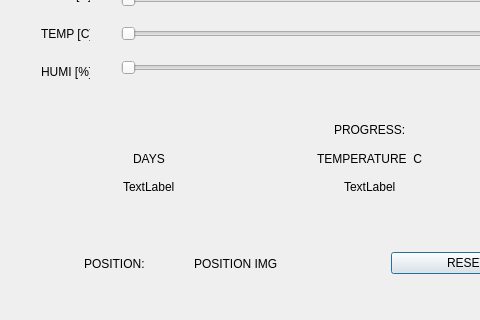
This is dialog.ui in gvesic96/rpi_incubator as Qt 5 draws it before an edit; both pictures show x 0 to 480 and y 302 to 622 of the 741 by 622 pixel window. The edited form follows.
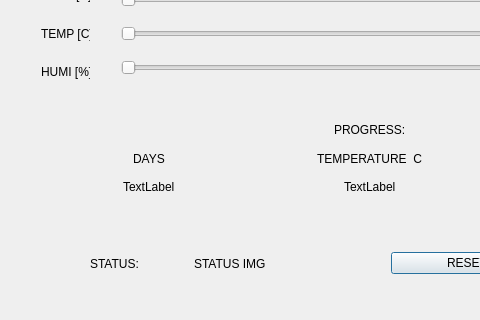
This is the edited form. Icons and pictures are not drawn.

Diff of the .ui file:
```diff
--- a/dialog.ui
+++ b/dialog.ui
@@ -239,14 +239,14 @@
     <item alignment="Qt::AlignHCenter">
      <widget class="QLabel" name="label_18">
       <property name="text">
-       <string>POSITION:</string>
+       <string>STATUS:</string>
       </property>
      </widget>
     </item>
     <item>
      <widget class="QLabel" name="label_17">
       <property name="text">
-       <string>POSITION IMG</string>
+       <string>STATUS IMG</string>
       </property>
      </widget>
     </item>
```
